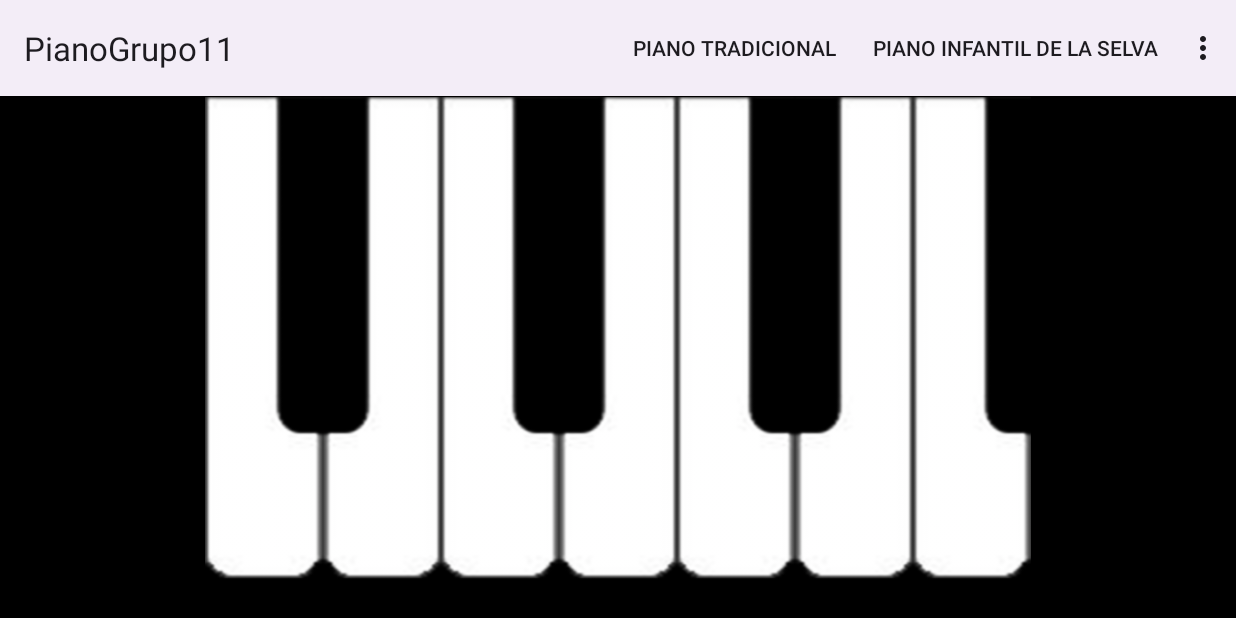
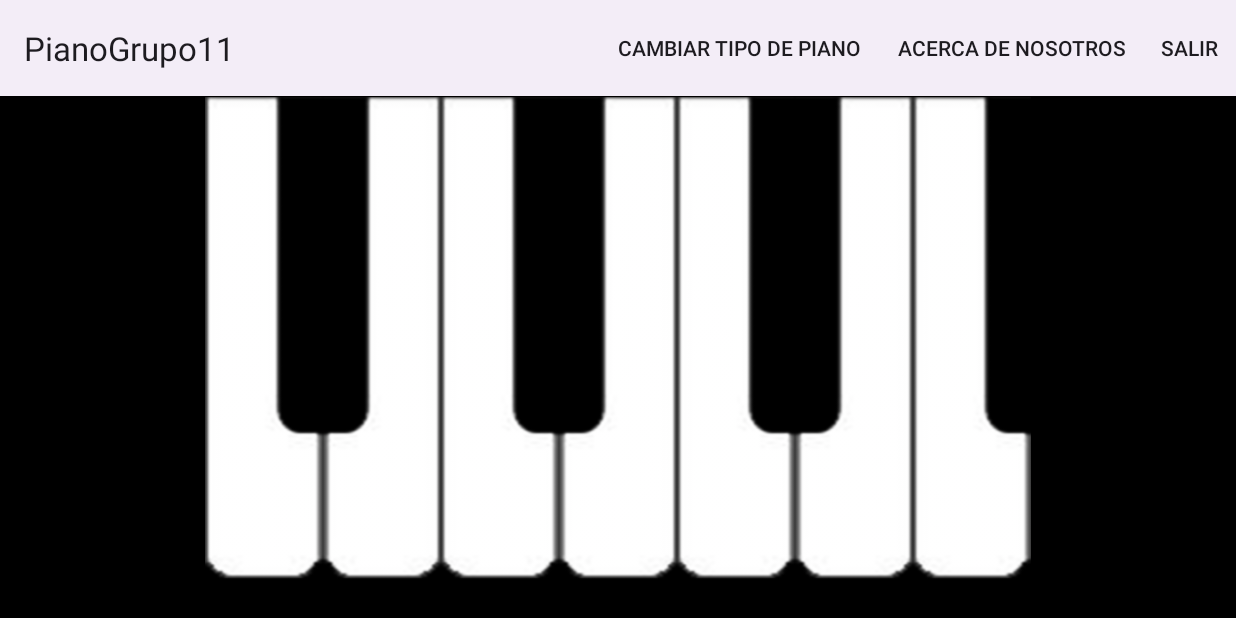
Before and after one commit to LetesMtz/PianoGrupo11, an Android app: the screen it shows after launch (MainActivity), on a phone screen of 824 x 412 dp (held sideways). Run offline under Robolectric (Android 15) with nearby library versions, the phone set to English and light mode, and no system bars.

Commit message:
Se agregó el cuadro de dialogo selectivo que hacía falta para los pianos.

```diff
--- a/app/src/main/res/menu/menu_principal.xml
+++ b/app/src/main/res/menu/menu_principal.xml
@@ -3,26 +3,21 @@
     xmlns:app="http://schemas.android.com/apk/res-auto">
 
     <item
-        android:id="@+id/piano_tradicional"
-        android:title="@string/piano_tradicional"
+        android:id="@+id/cambiarPiano"
+        android:title="@string/cambiar_tipo_piano"
         android:orderInCategory="1"
-        app:showAsAction="always" />
-    <item
-        android:id="@+id/piano_selva"
-        android:title="@string/piano_infantil_de_la_selva"
-        android:orderInCategory="100"
         app:showAsAction="always" />
 
     <item
-        android:id="@+id/piano_instrumentos"
-        android:title="@string/piano_de_instrumentos_musicales"
+        android:id="@+id/acerca_de_nosotros"
+        android:title="@string/acerca_de_nosotros"
         android:orderInCategory="200"
         app:showAsAction="ifRoom" />
 
     <item
-        android:id="@+id/acerca_de_nosotros"
-        android:title="@string/acerca_de_nosotros"
+        android:id="@+id/salir"
+        android:title="@string/salir"
         android:orderInCategory="300"
-        app:showAsAction="never" />
+        app:showAsAction="ifRoom" />
 
 </menu>
--- a/app/src/main/res/values/strings.xml
+++ b/app/src/main/res/values/strings.xml
@@ -4,9 +4,11 @@
     <string name="piano_de_instrumentos_musicales">Piano de Instrumentos Musicales</string>
     <string name="piano_infantil_de_la_selva">Piano Infantil de la Selva</string>
     <string name="piano_tradicional">Piano Tradicional</string>
+    <string name="cambiar_tipo_piano">Cambiar Tipo de Piano</string>
     <string name="tecla">tecla</string>
     <string name="integrantes">Integrantes</string>
     <string name="foto">foto</string>
     <string name="carlos_alejandro_murga_mart_nez">Carlos Alejandro Murga Martínez</string>
     <string name="kevin_alexander_qui_onez_hern_ndez">Kevin Alexander Quiñonez Hernández</string>
+    <string name="salir">Salir</string>
 </resources>
```
Also changed, not shown: app/src/main/java/sv/edu/catolica/pianogrupo11/AcercaDeNosotros.java (+48 -12 lines), app/src/main/java/sv/edu/catolica/pianogrupo11/MainActivity.java (+40 -7 lines), app/src/main/java/sv/edu/catolica/pianogrupo11/PianoInfantilSelva.java (+43 -11 lines), app/src/main/java/sv/edu/catolica/pianogrupo11/PianoInstrumentosMusicales.java (+43 -11 lines), 10 other files.
